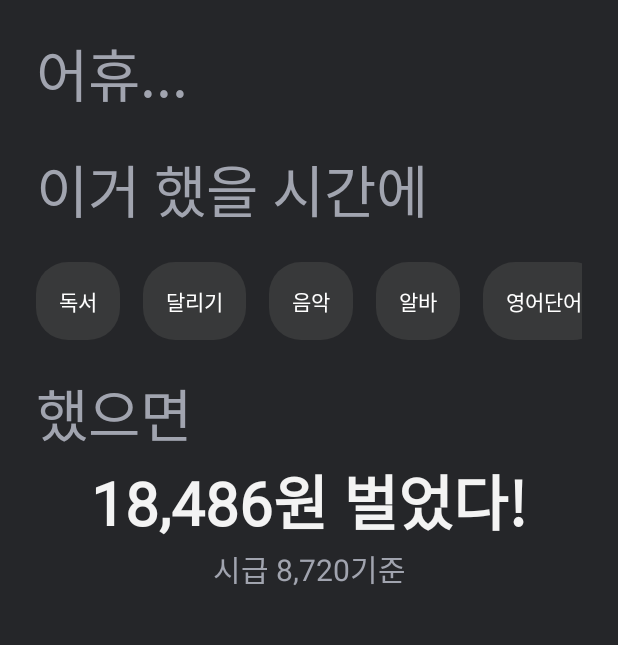
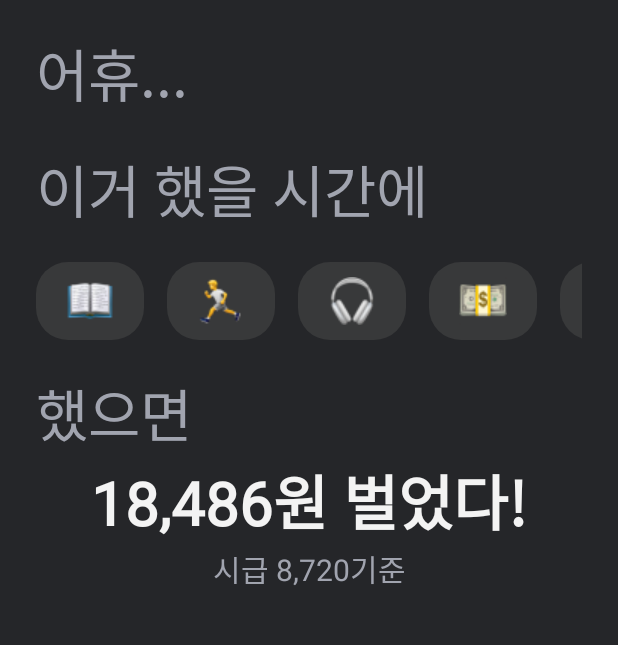
Before and after one commit to Hongji0611/ThreeO, an Android app: the DetailActivity screen opened directly, with no data from a screen before it, on a phone screen of 412 x 824 dp, the part 248-893 px from its top. Run offline under Robolectric (Android 15) with nearby library versions, the phone set to English and light mode, and no system bars; 3 statements that could not run were skipped.

Commit message:
add icon

```diff
--- a/app/src/main/java/com/example/threeo/DetailActivity.kt
+++ b/app/src/main/java/com/example/threeo/DetailActivity.kt
@@ -24,7 +24,7 @@ class DetailActivity : AppCompatActivity() {
     lateinit var appIcon:Bitmap
 
     lateinit var adapter: IfListAdapter
-    var array = ArrayList<String>()
+    var array = ArrayList<Int>()
 
     override fun onCreate(savedInstanceState: Bundle?) {
         super.onCreate(savedInstanceState)
@@ -45,18 +45,14 @@ class DetailActivity : AppCompatActivity() {
             totalTime.text = "${allTime.toLong()/3600000}시간 ${(allTime.toLong()%3600000)/60000}분"
 
             //list를 관리하는 메니저 등록
-            array.add("독서")
-            array.add("달리기")
-            array.add("음악")
-            array.add("알바")
-            array.add("영어단어")
-            array.add("우주선")
-            array.add("계란")
-            array.add("강의")
-            array.add("탄소배출량")
-            array.add("쓰레기")
-            array.add("바다거북이")
-            array.add("나비")
+            array.add(R.drawable.book)
+            array.add(R.drawable.run)
+            array.add(R.drawable.music)
+            array.add(R.drawable.money)
+            array.add(R.drawable.english)
+            array.add(R.drawable.rocket)
+            array.add(R.drawable.lecture)
+
             recyclerView2.layoutManager = LinearLayoutManager(this@DetailActivity, LinearLayoutManager.HORIZONTAL,false)
             adapter = IfListAdapter(array)
 
@@ -64,33 +60,30 @@ class DetailActivity : AppCompatActivity() {
                 override fun OnItemClick(
                     holder: IfListAdapter.MyViewHolder,
                     view: View,
-                    data: String,
+                    data: Int,
                     position: Int
                 ) {
                     when(adapter.items[position]){
-                        "독서"->{
+                        R.drawable.book->{
                             resultVal.text = "${500} 권"
                         }
-                        "달리기"->{
+                        R.drawable.run->{
                             resultVal.text = "${500} 칼로리"
                         }
-                        "음악"->{
+                        R.drawable.music->{
                             resultVal.text = "${500} 곡"
                         }
-                        "알바"->{
+                        R.drawable.money->{
                             resultVal.text = "${500} 원"
                         }
-                        "영어단어"->{
+                        R.drawable.english->{
                             resultVal.text = "${500} 개"
                         }
-                        "우주선"->{
+                        R.drawable.rocket->{
                             resultVal.text = "${500} 번 왕복"
                         }
-                        "계란"->{
+                        R.drawable.lecture->{
                             resultVal.text = "${500} 번 부화"
-                        }
-                        "강의"->{
-                            resultVal.text = "${500} 주차 수강"
                         }
                     }
                 }
--- a/app/src/main/java/com/example/threeo/adapter/IfListAdapter.kt
+++ b/app/src/main/java/com/example/threeo/adapter/IfListAdapter.kt
@@ -8,11 +8,11 @@ import com.example.threeo.data.TimeData
 import com.example.threeo.databinding.ColListBinding
 import com.example.threeo.databinding.RowListBinding
 
-class IfListAdapter (var items:ArrayList<String>)
+class IfListAdapter (var items:ArrayList<Int>)
     : RecyclerView.Adapter<IfListAdapter.MyViewHolder>(){
 
     interface OnItemClickListener{
-        fun OnItemClick(holder: MyViewHolder, view: View, data: String, position: Int)
+        fun OnItemClick(holder: MyViewHolder, view: View, data: Int, position: Int)
     }
 
     var itemClickListener:OnItemClickListener?= null
@@ -35,6 +35,6 @@ class IfListAdapter (var items:ArrayList<String>)
     }
 
     override fun onBindViewHolder(holder: MyViewHolder, position: Int) {
-        holder.binding.ifBtn.text = items[position]
+        holder.binding.ifImg.setImageResource(items[position])
     }
 }
--- a/app/src/main/res/layout/col_list.xml
+++ b/app/src/main/res/layout/col_list.xml
@@ -3,16 +3,17 @@
     xmlns:app="http://schemas.android.com/apk/res-auto"
     xmlns:tools="http://schemas.android.com/tools"
     android:layout_width="wrap_content"
-    android:layout_height="wrap_content">
+    android:layout_height="wrap_content"
+    android:layout_marginRight="15dp"
+    android:background="@drawable/fill_box3"
+    android:gravity="center"
+    android:paddingHorizontal="20dp"
+    android:paddingVertical="10dp">
 
-    <TextView
-        android:id="@+id/ifBtn"
-        android:layout_width="wrap_content"
-        android:layout_height="wrap_content"
-        android:layout_marginRight="15dp"
-        android:background="@drawable/fill_box3"
-        android:gravity="center"
-        android:padding="15dp"
-        android:text="확인하기"
-        android:textColor="@color/white" />
+    <ImageView
+        android:id="@+id/ifImg"
+        android:layout_width="32dp"
+        android:layout_height="32dp"
+        android:layout_weight="1"
+        app:srcCompat="@drawable/book" />
 </LinearLayout>
```
Also changed, not shown: app/src/main/res/drawable-v24/book.png (added), app/src/main/res/drawable-v24/english.png (added), app/src/main/res/drawable-v24/lecture.png (added), app/src/main/res/drawable-v24/money.png (added), app/src/main/res/drawable-v24/movie.png (added), app/src/main/res/drawable-v24/music.png (added), app/src/main/res/drawable-v24/rocket.png (added), app/src/main/res/drawable-v24/run.png (added).
